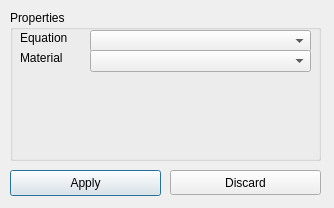
Old version of the form misc/Mesh3D/forms/bodypropertyeditor.ui in the repository tehnick/elmerfem.
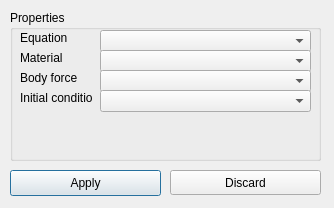
New version of the form. Icons and pictures are not drawn.

Commit message: Mesh3D: Added body force and initial condition menus

```diff
--- a/misc/Mesh3D/forms/bodypropertyeditor.ui
+++ b/misc/Mesh3D/forms/bodypropertyeditor.ui
@@ -75,9 +75,9 @@
    <widget class="QComboBox" name="equationCombo" >
     <property name="geometry" >
      <rect>
-      <x>80</x>
+      <x>90</x>
       <y>20</y>
-      <width>221</width>
+      <width>211</width>
       <height>22</height>
      </rect>
     </property>
@@ -85,9 +85,9 @@
    <widget class="QComboBox" name="materialCombo" >
     <property name="geometry" >
      <rect>
-      <x>80</x>
+      <x>90</x>
       <y>40</y>
-      <width>221</width>
+      <width>211</width>
       <height>22</height>
      </rect>
     </property>
@@ -105,6 +105,52 @@
      <string>Material</string>
     </property>
    </widget>
+   <widget class="QComboBox" name="bodyForceCombo" >
+    <property name="geometry" >
+     <rect>
+      <x>90</x>
+      <y>60</y>
+      <width>211</width>
+      <height>22</height>
+     </rect>
+    </property>
+   </widget>
+   <widget class="QLabel" name="bodyForceLabel" >
+    <property name="geometry" >
+     <rect>
+      <x>10</x>
+      <y>60</y>
+      <width>61</width>
+      <height>16</height>
+     </rect>
+    </property>
+    <property name="text" >
+     <string>Body force</string>
+    </property>
+   </widget>
+   <widget class="QLabel" name="initialConditionLabel" >
+    <property name="geometry" >
+     <rect>
+      <x>10</x>
+      <y>80</y>
+      <width>72</width>
+      <height>16</height>
+     </rect>
+    </property>
+    <property name="text" >
+     <string>Initial condition</string>
+    </property>
+   </widget>
+   <widget class="QComboBox" name="initialConditionCombo" >
+    <property name="geometry" >
+     <rect>
+      <x>90</x>
+      <y>80</y>
+      <width>211</width>
+      <height>22</height>
+     </rect>
+    </property>
+   </widget>
   </widget>
  </widget>
  <resources>
```
The commit also changes 3 other files.
